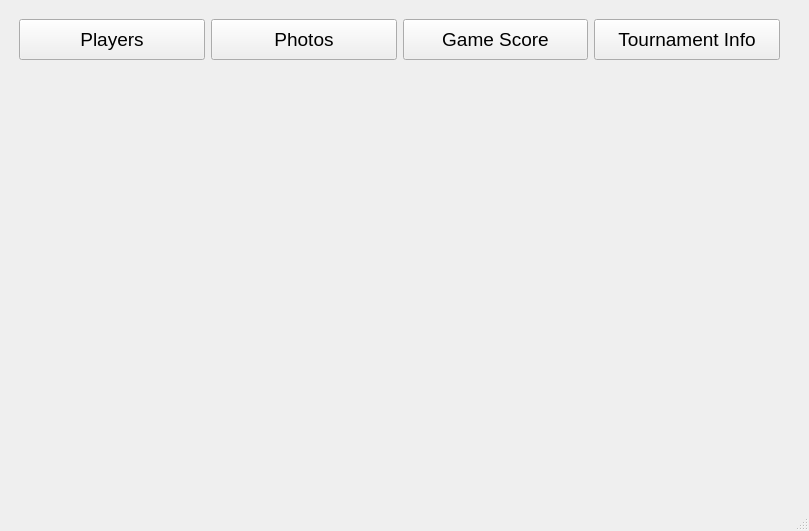
Above: mainwindow.ui from skni-kod/TournamentAppDesktop before the change. Below: the same form after it.
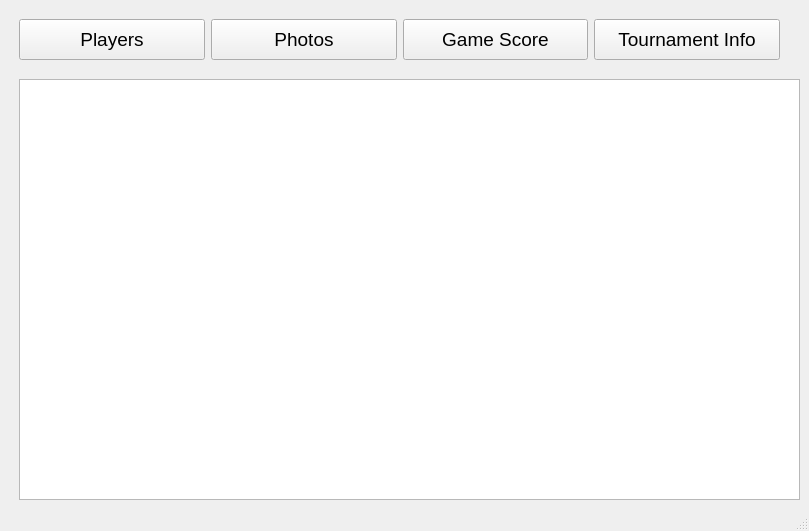
That is the form after the change. The open tabs and pages were chosen to show the change.

Diff of the .ui file:
```diff
--- a/mainwindow.ui
+++ b/mainwindow.ui
@@ -369,6 +369,16 @@
          </item>
         </layout>
        </widget>
+       <widget class="QGraphicsView" name="graphicsView">
+        <property name="geometry">
+         <rect>
+          <x>10</x>
+          <y>70</y>
+          <width>781</width>
+          <height>421</height>
+         </rect>
+        </property>
+       </widget>
       </widget>
       <widget class="QWidget" name="page_3">
        <widget class="QWidget" name="layoutWidget_3">
```
Left out of the diff: 2 changed lines with no effect on the pictures.
